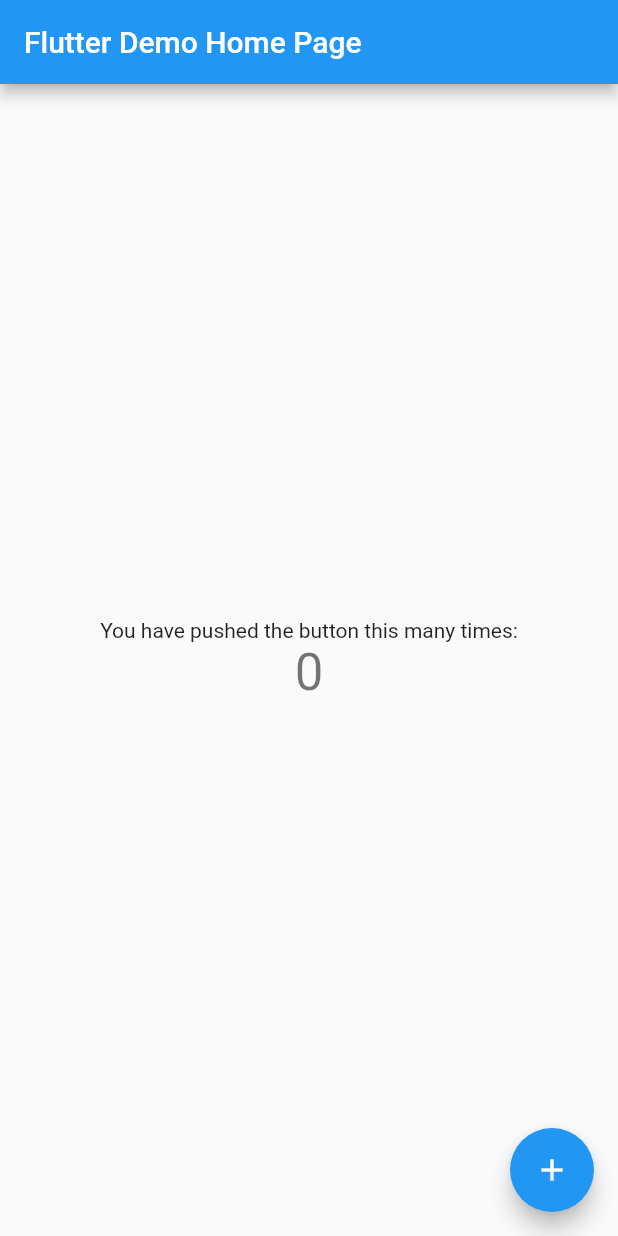
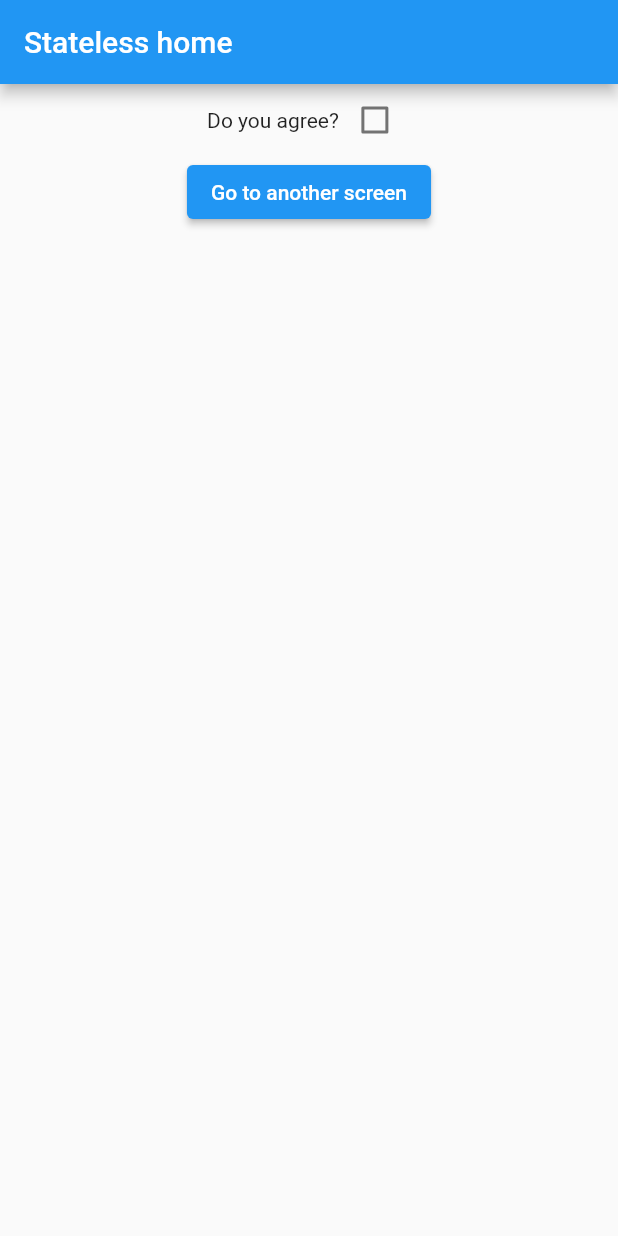
Before and after one commit to RafatMeraz/ostad-flutter-batch-1, a Flutter app: the screen it shows after launch, on a phone screen of 412 x 824 dp. Run offline on Flutter 3.47's test engine with Material 2 defaults, Android fonts, the phone set to English and light mode, and no system bars.

Commit message:
code of live class 20 has been added

```diff
--- a/lib/main.dart
+++ b/lib/main.dart
@@ -7,109 +7,181 @@ void main() {
 class MyApp extends StatelessWidget {
   const MyApp({super.key});
 
-  // This widget is the root of your application.
   @override
   Widget build(BuildContext context) {
     return MaterialApp(
       title: 'Flutter Demo',
       theme: ThemeData(
-        // This is the theme of your application.
-        //
-        // Try running your application with "flutter run". You'll see the
-        // application has a blue toolbar. Then, without quitting the app, try
-        // changing the primarySwatch below to Colors.green and then invoke
-        // "hot reload" (press "r" in the console where you ran "flutter run",
-        // or simply save your changes to "hot reload" in a Flutter IDE).
-        // Notice that the counter didn't reset back to zero; the application
-        // is not restarted.
         primarySwatch: Colors.blue,
       ),
-      home: const MyHomePage(title: 'Flutter Demo Home Page'),
+      home: Home(),
     );
   }
 }
 
-class MyHomePage extends StatefulWidget {
-  const MyHomePage({super.key, required this.title});
-
-  // This widget is the home page of your application. It is stateful, meaning
-  // that it has a State object (defined below) that contains fields that affect
-  // how it looks.
-
-  // This class is the configuration for the state. It holds the values (in this
-  // case the title) provided by the parent (in this case the App widget) and
-  // used by the build method of the State. Fields in a Widget subclass are
-  // always marked "final".
-
-  final String title;
+class Home extends StatefulWidget {
+  const Home({Key? key}) : super(key: key);
 
   @override
-  State<MyHomePage> createState() => _MyHomePageState();
+  State<Home> createState() => _HomeState();
 }
 
-class _MyHomePageState extends State<MyHomePage> {
-  int _counter = 0;
+class _HomeState extends State<Home> {
 
-  void _incrementCounter() {
-    setState(() {
-      // This call to setState tells the Flutter framework that something has
-      // changed in this State, which causes it to rerun the build method below
-      // so that the display can reflect the updated values. If we changed
-      // _counter without calling setState(), then the build method would not be
-      // called again, and so nothing would appear to happen.
-      _counter++;
-    });
+  /// rendering
+  /// SKIA - (Impeller)
+  /// life cycle of stateful widget
+  // createState => banai
+  // initState
+  // didChangeDependencies
+  // build
+  // setState to rebuild ui
+  // deactive
+  // dispose
+
+  bool isChecked = false;
+  bool isNotChecked = false;
+  bool iAmChecked = false;
+
+  @override
+  void initState() {
+    super.initState();
+    print('Hiiiii!');
+  }
+
+  @override
+  void didChangeDependencies() {
+    super.didChangeDependencies();
+    print('did called');
+  }
+
+  @override
+  void didUpdateWidget(covariant Home oldWidget) {
+    super.didUpdateWidget(oldWidget);
+    print('widget changed');
   }
 
   @override
   Widget build(BuildContext context) {
-    // This method is rerun every time setState is called, for instance as done
-    // by the _incrementCounter method above.
-    //
-    // The Flutter framework has been optimized to make rerunning build methods
-    // fast, so that you can just rebuild anything that needs updating rather
-    // than having to individually change instances of widgets.
+    print('build method');
     return Scaffold(
       appBar: AppBar(
-        // Here we take the value from the MyHomePage object that was created by
-        // the App.build method, and use it to set our appbar title.
-        title: Text(widget.title),
+        title: Text('Stateless home'),
+      ),
+      body: Column(
+        children: [
+          Center(
+            child: Row(
+              mainAxisAlignment: MainAxisAlignment.center,
+              children: [
+                Text('Do you agree?'),
+                Checkbox(
+                    value: isChecked,
+                    onChanged: (newValue) {
+                      print(newValue);
+                      isChecked = newValue!;
+
+                      setState(() {});
+
+                    }),
+              ],
+            ),
+          ),
+          ElevatedButton(onPressed: () {
+            Navigator.push(context, MaterialPageRoute(builder: (context) => AnotherScreen()));
+          }, child: Text('Go to another screen'))
+        ],
+      ),
+    );
+  }
+
+  @override
+  void deactivate() {
+    super.deactivate();
+    print('Deactive');
+  }
+
+  @override
+  void dispose() {
+    super.dispose();
+    print('Thank you for coming to my screen, bye');
+  }
+}
+
+class AnotherScreen extends StatefulWidget {
+  const AnotherScreen({Key? key}) : super(key: key);
+
+  @override
+  State<AnotherScreen> createState() => _AnotherScreenState();
+}
+
+class _AnotherScreenState extends State<AnotherScreen> {
+
+  @override
+  void initState() {
+    super.initState();
+    print('Hi');
+  }
+
+  @override
+  Widget build(BuildContext context) {
+    return Scaffold(
+      appBar: AppBar(
+        title: Text('Another screen'),
       ),
       body: Center(
-        // Center is a layout widget. It takes a single child and positions it
-        // in the middle of the parent.
-        child: Column(
-          // Column is also a layout widget. It takes a list of children and
-          // arranges them vertically. By default, it sizes itself to fit its
-          // children horizontally, and tries to be as tall as its parent.
-          //
-          // Invoke "debug painting" (press "p" in the console, choose the
-          // "Toggle Debug Paint" action from the Flutter Inspector in Android
-          // Studio, or the "Toggle Debug Paint" command in Visual Studio Code)
-          // to see the wireframe for each widget.
-          //
-          // Column has various properties to control how it sizes itself and
-          // how it positions its children. Here we use mainAxisAlignment to
-          // center the children vertically; the main axis here is the vertical
-          // axis because Columns are vertical (the cross axis would be
-          // horizontal).
-          mainAxisAlignment: MainAxisAlignment.center,
-          children: <Widget>[
-            const Text(
-              'You have pushed the button this many times:',
-            ),
-            Text(
-              '$_counter',
-              style: Theme.of(context).textTheme.headline4,
-            ),
-          ],
-        ),
+        child: Text('Another screen'),
       ),
-      floatingActionButton: FloatingActionButton(
-        onPressed: _incrementCounter,
-        tooltip: 'Increment',
-        child: const Icon(Icons.add),
-      ), // This trailing comma makes auto-formatting nicer for build methods.
     );
   }
+
+  @override
+  void deactivate() {
+    super.deactivate();
+    print('turn off your work');
+  }
+
+  @override
+  void dispose() {
+    super.dispose();
+    print('bye');
+  }
+
 }
+
+
+
+
+// class Home extends StatelessWidget {
+//   Home({Key? key}) : super(key: key);
+//
+//   bool isChecked = false;
+//
+//   // state
+//
+//   @override
+//   Widget build(BuildContext context) {
+//     return Scaffold(
+//       appBar: AppBar(
+//         title: Text('Stateless home'),
+//       ),
+//       body: Column(
+//         children: [
+//           Center(
+//             child: Row(
+//               mainAxisAlignment: MainAxisAlignment.center,
+//               children: [
+//                 Text('Do you agree?'),
+//                 Checkbox(
+//                     value: isChecked,
+//                     onChanged: (newValue) {
+//                       isChecked = newValue!;
+//                     }),
+//               ],
+//             ),
+//           )
+//         ],
+//       ),
+//     );
+//   }
+// }
```
